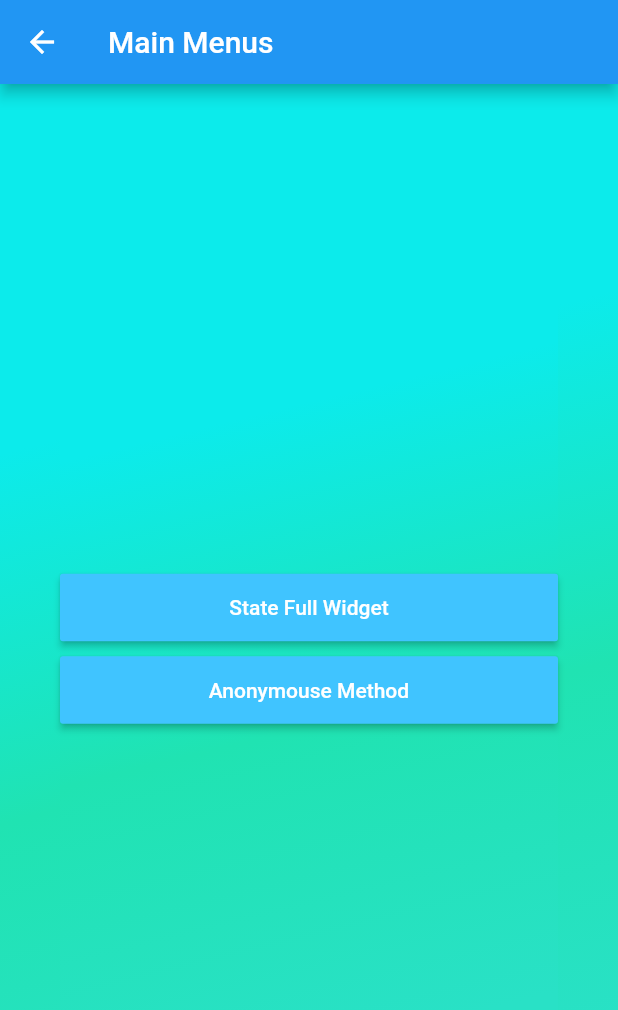
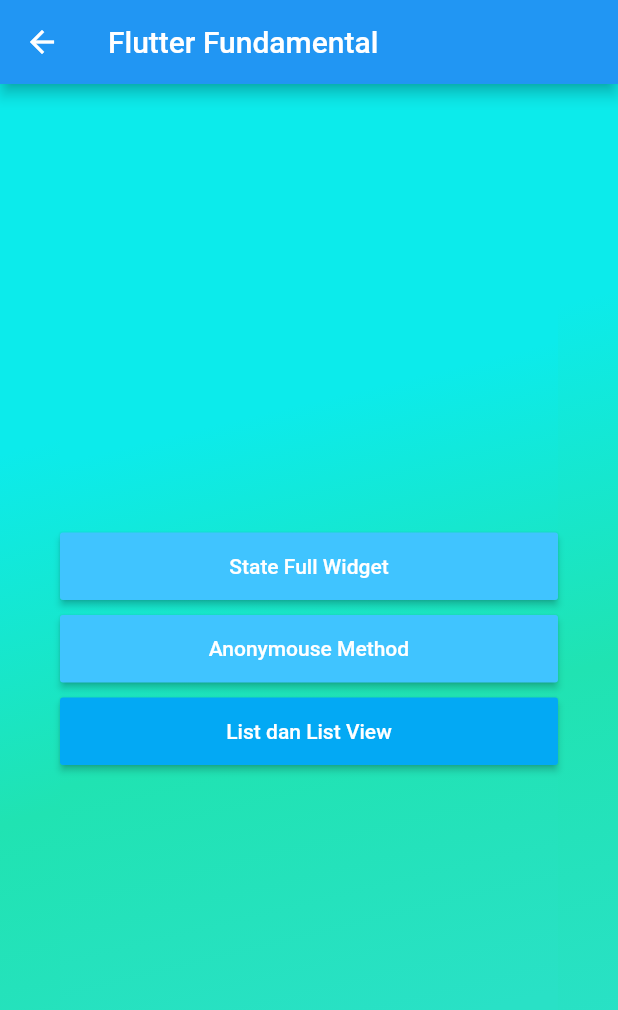
Before and after one commit to nopezi/flutter-fundamental, a Flutter app: the NyobaPage screen opened directly, on a phone screen of 412 x 824 dp. Shown: the top 1010 px of the screen. Run offline on Flutter 3.47's test engine with Material 2 defaults, Android fonts, the phone set to English and light mode, and no system bars; our stand-ins replace dio, fluttertoast, shared_preferences; accounts and stored records are empty.

Commit message:
flutter fundamental > list dan list view

```diff
--- a/lib/ui/coba/nyoba.dart
+++ b/lib/ui/coba/nyoba.dart
@@ -1,5 +1,6 @@
 import 'package:flutter/material.dart';
 import 'package:lumen_flutter/ui/fundamental/anonymouse_method.dart';
+import 'package:lumen_flutter/ui/fundamental/list_listview.dart';
 import 'package:lumen_flutter/ui/fundamental/state_full_widget.dart';
 
 class NyobaPage extends StatelessWidget {
@@ -41,7 +42,7 @@
     // );
 
     final barAtas = AppBar(
-      title: Text("Main Menus"),
+      title: Text("Flutter Fundamental"),
     );
 
     final tombolNyoba = Container(
@@ -53,8 +54,8 @@
         height: 42.0,
         onPressed: () {
           // Navigator.of(context).pushNamed(NyobaPage.tag);
-          Navigator.push(
-              context, MaterialPageRoute(builder: (context) => BelajarStatefull()));
+          Navigator.push(context,
+              MaterialPageRoute(builder: (context) => BelajarStatefull()));
         },
         color: Colors.lightBlueAccent,
         child: Text(
@@ -73,12 +74,30 @@
         height: 42.0,
         onPressed: () {
           // Navigator.of(context).pushNamed(NyobaPage.tag);
-          Navigator.push(
-              context, MaterialPageRoute(builder: (context) => anonymouseMethod()));
+          Navigator.push(context,
+              MaterialPageRoute(builder: (context) => anonymouseMethod()));
         },
         color: Colors.lightBlueAccent,
         child: Text(
           'Anonymouse Method',
+          style: TextStyle(color: Colors.white),
+        ),
+      ),
+    );
+
+    final tombolListView = Container(
+      width: MediaQuery.of(context).size.width,
+      height: 45,
+      child: MaterialButton(
+        minWidth: 10.0,
+        height: 42.0,
+        onPressed: () {
+          Navigator.push(
+              context, MaterialPageRoute(builder: (context) => ListListView()));
+        },
+        color: Colors.lightBlue,
+        child: Text(
+          'List dan List View',
           style: TextStyle(color: Colors.white),
         ),
       ),
@@ -123,6 +142,10 @@
               height: 10,
             ),
             tombolAnonymouseMethod,
+            SizedBox(
+              height: 10,
+            ),
+            tombolListView,
           ],
         ),
       ),
```
Also changed, not shown: lib/ui/fundamental/list_listview.dart (added, +61 -0 lines).
